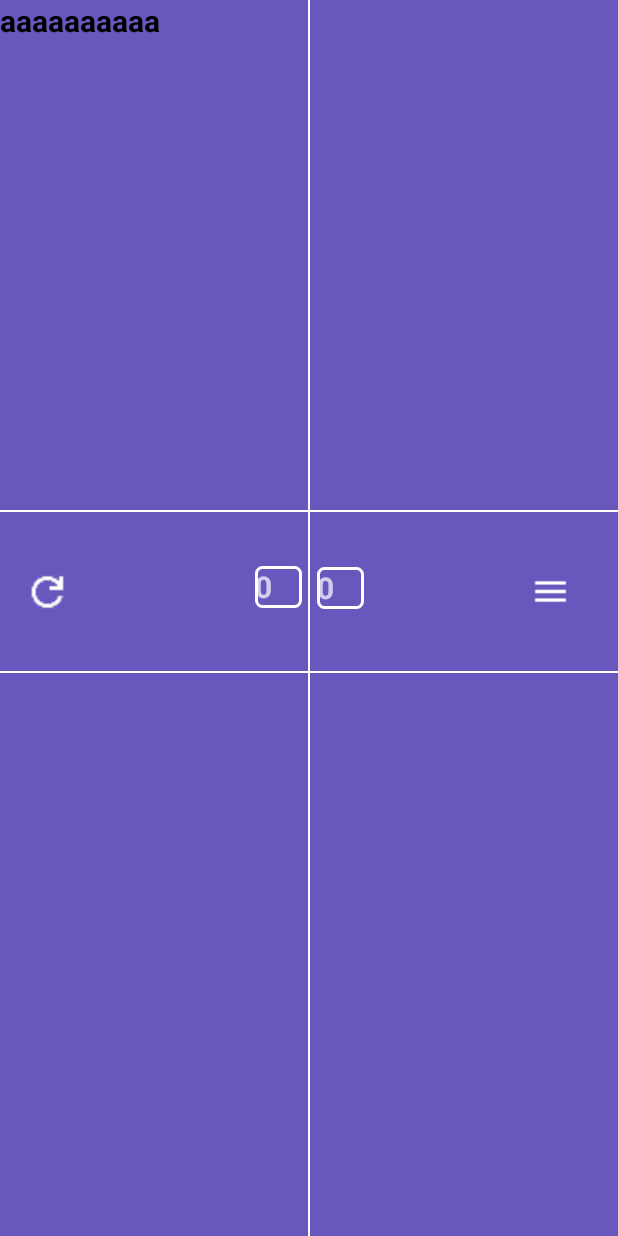
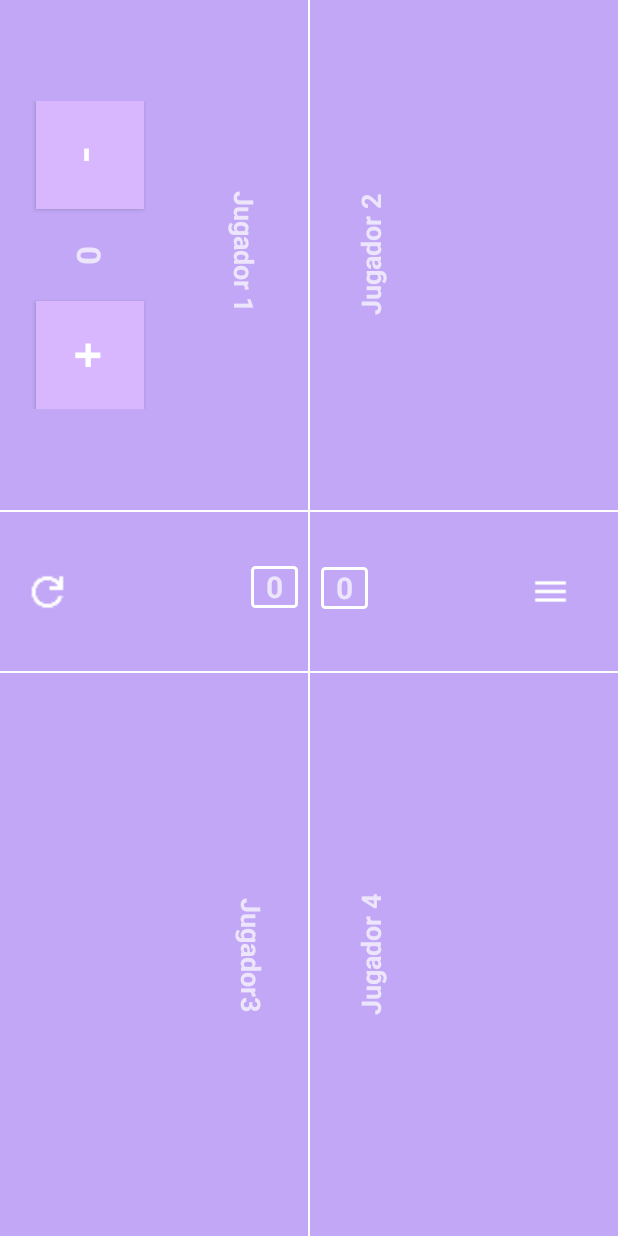
Before and after one commit to UnaiUrabayen/CartoPuntos, an Android app built with Jetpack Compose: the Activity_mus screen opened directly, with no data from a screen before it, on a phone screen of 412 x 824 dp. Run offline under Robolectric (Android 15) with nearby library versions, the phone set to English and light mode, and no system bars.

Commit message:
Haciendo view de juego

```diff
--- a/app/src/main/res/drawable/borde_blanco.xml
+++ b/app/src/main/res/drawable/borde_blanco.xml
@@ -3,5 +3,5 @@
     <stroke
         android:width="2dp"
         android:color="@android:color/white"/> <!-- Borde blanco -->
-    <corners android:radius="4dp"/> <!-- Esquinas redondeadas opcionales -->
+    <corners android:radius="2dp"/> <!-- Esquinas redondeadas opcionales -->
 </shape>
--- a/app/src/main/res/layout/view_activity_mus.xml
+++ b/app/src/main/res/layout/view_activity_mus.xml
@@ -14,34 +14,34 @@
         android:layout_width="match_parent"
         android:layout_height="1dp"
         android:layout_marginBottom="340dp"
-        android:background="@color/white"
+        android:background="@color/cp_light_text"
         app:layout_constraintBottom_toBottomOf="parent"
         app:layout_constraintEnd_toEndOf="parent"
         app:layout_constraintHorizontal_bias="0.497"
         app:layout_constraintStart_toStartOf="parent"
         app:layout_constraintTop_toBottomOf="@+id/reloadBTN" />
-    <!-- Línea Vertical Central -->
+
     <View
         android:id="@+id/barraVerticalCentral"
         android:layout_width="1dp"
         android:layout_height="0dp"
-        android:background="@color/white"
+        android:background="@color/cp_light_text"
         app:layout_constraintTop_toTopOf="parent"
         app:layout_constraintBottom_toBottomOf="parent"
         app:layout_constraintStart_toStartOf="parent"
         app:layout_constraintEnd_toEndOf="parent" />
 
-
     <TextView
         android:id="@+id/contadorPunto1"
         android:layout_width="31dp"
         android:layout_height="28dp"
-        android:layout_marginStart="10dp"
+        android:layout_marginStart="15dp"
         android:layout_marginEnd="116dp"
         android:background="@drawable/borde_blanco"
         android:text="@string/contadorPartidas"
         android:textSize="20sp"
         android:textStyle="bold"
+        android:textAlignment="center"
         app:layout_constraintBottom_toTopOf="@+id/view2"
         app:layout_constraintEnd_toStartOf="@+id/menuBTN"
         app:layout_constraintStart_toEndOf="@+id/barraVerticalCentral"
@@ -53,20 +53,21 @@
         android:layout_width="31dp"
         android:layout_height="28dp"
         android:layout_marginStart="128dp"
-        android:layout_marginEnd="10dp"
+        android:layout_marginEnd="15dp"
         android:background="@drawable/borde_blanco"
         android:text="@string/contadorPartidas"
         android:textSize="20sp"
         android:textStyle="bold"
+        android:textAlignment="center"
         app:layout_constraintBottom_toTopOf="@+id/view2"
         app:layout_constraintEnd_toStartOf="@+id/barraVerticalCentral"
         app:layout_constraintStart_toEndOf="@+id/reloadBTN"
         app:layout_constraintTop_toBottomOf="@+id/vie1"
         app:layout_constraintVertical_bias="0.521" />
+
     <ImageView
         android:id="@+id/menuBTN"
         android:layout_width="27dp"
-
         android:layout_height="35dp"
         android:layout_marginTop="4dp"
         android:layout_marginEnd="31dp"
@@ -82,7 +83,7 @@
         android:layout_width="match_parent"
         android:layout_height="1dp"
         android:layout_marginTop="340dp"
-        android:background="@color/white"
+        android:background="@color/cp_light_text"
         app:layout_constraintEnd_toEndOf="parent"
         app:layout_constraintStart_toStartOf="parent"
         app:layout_constraintTop_toTopOf="parent" />
@@ -100,64 +101,145 @@
         app:layout_constraintTop_toBottomOf="@+id/vie1"
         app:srcCompat="@mipmap/refresh" />
 
-    <!-- Cuadrante superior izquierdo -->
-    <androidx.constraintlayout.widget.ConstraintLayout
+
+    <LinearLayout
         android:id="@+id/cuadrante1"
         android:layout_width="0dp"
         android:layout_height="0dp"
-        android:layout_marginBottom="340dp"
-        app:layout_constraintTop_toTopOf="parent"
+        android:orientation="horizontal"
+        android:gravity="center"
         app:layout_constraintBottom_toTopOf="@+id/view2"
+        app:layout_constraintEnd_toStartOf="@+id/barraVerticalCentral"
         app:layout_constraintStart_toStartOf="parent"
-        app:layout_constraintEnd_toStartOf="@+id/barraVerticalCentral">
+        app:layout_constraintTop_toTopOf="parent">
+
+        <LinearLayout
+            android:layout_width="120dp"
+            android:layout_height="wrap_content"
+            android:gravity="center"
+            android:orientation="vertical">
+
+            <Button
+                android:id="@+id/btn_menos"
+                android:layout_width="72dp"
+                android:layout_height="72dp"
+                android:layout_marginBottom="16dp"
+                android:rotation="90"
+                android:background="@color/cp_light_button"
+                android:text="@string/menos"
+                android:textSize="32sp" />
+
+            <TextView
+                android:id="@+id/tv_puntosJuj1"
+                android:layout_width="wrap_content"
+                android:layout_height="wrap_content"
+                android:gravity="center"
+                android:text="@string/puntosJug1"
+                android:rotation="90"
+                android:textSize="22sp"
+                android:textStyle="bold" />
+
+            <Button
+                android:id="@+id/btn_mas"
+                android:layout_width="72dp"
+                android:layout_height="72dp"
+                android:layout_marginTop="16dp"
+                android:background="@color/cp_light_button"
+                android:text="@string/mas"
+                android:rotation="90"
+                android:textSize="32sp" />
+        </LinearLayout>
+
+        <TextView
+            android:id="@+id/tv_jugador1"
+            android:layout_width="wrap_content"
+            android:layout_height="wrap_content"
+            android:layout_weight="1"
+            android:textSize="18sp"
+            android:textStyle="bold"
+            android:rotation="90"
+            android:text="@string/jugador__1"
+            />
 
 
-    </androidx.constraintlayout.widget.ConstraintLayout>
 
-    <!-- Cuadrante superior derecho -->
-    <androidx.constraintlayout.widget.ConstraintLayout
+    </LinearLayout>
+
+
+
+
+
+
+
+
+
+    <LinearLayout
         android:id="@+id/cuadrante2"
         android:layout_width="0dp"
         android:layout_height="0dp"
-        android:layout_marginBottom="340dp"
+        android:orientation="vertical"
+        android:gravity="start|center_vertical"
         app:layout_constraintTop_toTopOf="parent"
         app:layout_constraintBottom_toTopOf="@+id/view2"
         app:layout_constraintStart_toEndOf="@+id/barraVerticalCentral"
-        app:layout_constraintEnd_toEndOf="parent" />
+        app:layout_constraintEnd_toEndOf="parent">
+
+        <TextView
+            android:id="@+id/tv_jugador2"
+            android:layout_width="wrap_content"
+            android:layout_height="wrap_content"
+            android:text="@string/jugador_2"
+            android:rotation="270"
+            android:textSize="18sp"
+            android:textStyle="bold" />
+    </LinearLayout>
 
     <!-- Cuadrante inferior izquierdo -->
-    <androidx.constraintlayout.widget.ConstraintLayout
+
+    <!-- Cuadrante inferior derecho -->
+    <LinearLayout
         android:id="@+id/cuadrante3"
         android:layout_width="0dp"
         android:layout_height="0dp"
-        android:layout_marginTop="344dp"
+        android:gravity="end|center_vertical"
+        android:orientation="vertical"
+        app:layout_constraintBottom_toBottomOf="parent"
+        app:layout_constraintEnd_toStartOf="@+id/barraVerticalCentral"
+        app:layout_constraintHorizontal_bias="1.0"
+        app:layout_constraintStart_toStartOf="parent"
         app:layout_constraintTop_toBottomOf="@+id/vie1"
-        app:layout_constraintBottom_toBottomOf="parent"
-        app:layout_constraintStart_toStartOf="parent"
-        app:layout_constraintEnd_toStartOf="@+id/barraVerticalCentral" />
+        app:layout_constraintVertical_bias="1.0">
 
-    <!-- Cuadrante inferior derecho -->
-    <androidx.constraintlayout.widget.ConstraintLayout
+        <TextView
+            android:id="@+id/tv_jugador3"
+            android:layout_width="wrap_content"
+            android:layout_height="wrap_content"
+            android:rotation="90"
+            android:text="@string/jugador3"
+            android:textSize="18sp"
+            android:textStyle="bold" />
+    </LinearLayout>
+
+    <LinearLayout
         android:id="@+id/cuadrante4"
         android:layout_width="0dp"
         android:layout_height="0dp"
-        android:layout_marginTop="344dp"
+        android:orientation="vertical"
+        android:gravity="start|center_vertical"
         app:layout_constraintTop_toBottomOf="@+id/vie1"
         app:layout_constraintBottom_toBottomOf="parent"
         app:layout_constraintStart_toEndOf="@+id/barraVerticalCentral"
-        app:layout_constraintEnd_toEndOf="parent" />
+        app:layout_constraintEnd_toEndOf="parent">
 
-    <TextView
-        android:id="@+id/nomJugador1"
-        android:layout_width="200dp"
-        android:layout_height="28dp"
-        android:text="aaaaaaaaaa"
-        android:textColor="@color/black"
-        android:textSize="20sp"
-        android:textStyle="bold"
-
-        tools:layout_editor_absoluteX="23dp"
-        tools:layout_editor_absoluteY="28dp" />
+        <TextView
+            android:id="@+id/tv_jugador4"
+            android:layout_width="wrap_content"
+            android:layout_height="wrap_content"
+            android:text="@string/jugador_4"
+            android:rotation="270"
+            android:textSize="18sp"
+            android:textStyle="bold" />
+    </LinearLayout>
 
 
 </androidx.constraintlayout.widget.ConstraintLayout>
--- a/app/src/main/res/layout/view_activity_usuario.xml
+++ b/app/src/main/res/layout/view_activity_usuario.xml
@@ -17,7 +17,7 @@
         android:layout_width="match_parent"
         android:layout_height="1dp"
         android:layout_marginBottom="444dp"
-        android:background="@color/white"
+        android:background="@color/cp_light_text"
         app:layout_constraintBottom_toBottomOf="parent"
         app:layout_constraintEnd_toEndOf="parent"
         app:layout_constraintHorizontal_bias="0.0"
@@ -32,7 +32,7 @@
         android:layout_marginEnd="100dp"
         android:text="@string/usuario"
         android:textAlignment="center"
-        android:textColor="@color/white"
+        android:textColor="@color/cp_light_text"
         android:textSize="25sp"
         android:textStyle="bold"
         app:layout_constraintEnd_toEndOf="parent"
@@ -47,7 +47,7 @@
         android:layout_marginStart="96dp"
         android:layout_marginTop="15dp"
         android:layout_marginEnd="115dp"
-        android:background="@color/white"
+        android:background="@color/cp_light_text"
         app:layout_constraintEnd_toEndOf="parent"
         app:layout_constraintStart_toStartOf="parent"
         app:layout_constraintTop_toBottomOf="@+id/tv_nombreUsuario" />
--- a/app/src/main/res/layout/view_iniciar_sesion.xml
+++ b/app/src/main/res/layout/view_iniciar_sesion.xml
@@ -37,7 +37,7 @@
         android:layout_marginStart="70dp"
         android:layout_marginTop="16dp"
         android:layout_marginEnd="90dp"
-        android:background="@color/white"
+        android:background="@color/cp_light_text"
         app:layout_constraintEnd_toEndOf="parent"
         app:layout_constraintHorizontal_bias="0.903"
         app:layout_constraintStart_toStartOf="parent"
@@ -90,7 +90,7 @@
         android:layout_marginEnd="98dp"
         android:layout_marginBottom="27dp"
         android:text="@string/mantener_sesi_n_iniciada"
-        android:textColor="@color/white"
+        android:textColor="@color/cp_light_text"
         app:layout_constraintBottom_toTopOf="@+id/btn_crearCuenta"
         app:layout_constraintEnd_toEndOf="parent"
         app:layout_constraintStart_toEndOf="@+id/bch_mantnersesion"
@@ -104,7 +104,7 @@
         android:layout_marginStart="77dp"
         android:layout_marginTop="8dp"
         android:layout_marginBottom="8dp"
-        android:buttonTint="@color/white"
+        android:buttonTint="@color/cp_light_text"
         android:checked="false"
         android:text=""
         app:layout_constraintBottom_toTopOf="@+id/btn_crearCuenta"
@@ -138,7 +138,7 @@
         android:singleLine="true"
         android:text="@string/no_tienes_cuenta_crear_cuenta"
         android:textAppearance="?android:attr/textAppearanceMedium"
-        android:textColor="@color/white"
+        android:textColor="@color/cp_light_text"
         android:textIsSelectable="false"
         android:textSize="15sp"
         android:textStyle="bold"
--- a/app/src/main/res/values/colors.xml
+++ b/app/src/main/res/values/colors.xml
@@ -1,30 +1,29 @@
-<?xml version="1.0" encoding="utf-8"?>
 <resources>
     <!-- Colores por defecto de Android Studio -->
-    <color name="purple_200">#FFBB86FC</color>
-    <color name="purple_500">#FF6200EE</color>
-    <color name="purple_700">#FF3700B3</color>
-    <color name="teal_200">#FF03DAC5</color>
-    <color name="teal_700">#FF018786</color>
+    <color name="purple_200">#E2BBF0</color> <!-- Morado pastel suave -->
+    <color name="purple_500">#D0A4F7</color> <!-- Morado pastel claro -->
+    <color name="purple_700">#B58BF0</color> <!-- Morado pastel más intenso -->
+    <color name="teal_200">#A2E4D7</color>   <!-- Verde menta pastel -->
+    <color name="teal_700">#7DD0C2</color>   <!-- Verde menta oscuro pastel -->
     <color name="black">#FF000000</color>
     <color name="white">#FFFFFFFF</color>
 
     <!-- ======================= -->
     <!--      Modo Claro         -->
     <!-- ======================= -->
-    <color name="cp_light_primary">#6A57BD</color> <!-- Fondo / elementos principales -->
-    <color name="cp_light_button">#AB51FF</color>  <!-- Botones -->
-    <color name="cp_light_text">#FFFFFF</color>    <!-- Texto -->
+    <color name="cp_light_primary">#C1A7F6</color> <!-- Fondo suave morado pastel -->
+    <color name="cp_light_button">#D9B7FF</color>  <!-- Botón lila suave -->
+    <color name="cp_light_text">#FFFFFF</color>    <!-- Texto blanco -->
 
     <!-- ======================= -->
     <!--      Modo Oscuro        -->
     <!-- ======================= -->
-    <color name="cp_dark_primary">#5D4970</color>
-    <color name="cp_dark_button">#7D46B0</color>
-    <color name="cp_dark_text">#000000</color>
+    <color name="cp_dark_primary">#B29DD6</color>  <!-- Fondo suave morado oscuro pastel -->
+    <color name="cp_dark_button">#D0A1FF</color>   <!-- Botón morado oscuro pastel -->
+    <color name="cp_dark_text">#FFFFFF</color>     <!-- Texto blanco para mejor legibilidad -->
 
     <!-- ======================= -->
-    <!-- Color gris añadido -->
+    <!-- Color gris pastel -->
     <!-- ======================= -->
-    <color name="gray">#808080</color>  <!-- Gris -->
+    <color name="gray">#D1D1D1</color>  <!-- Gris pastel suave -->
 </resources>
--- a/app/src/main/res/values/strings.xml
+++ b/app/src/main/res/values/strings.xml
@@ -32,4 +32,11 @@
     <string name="logo_de_la_app_carto_puntos">Logo de la app Carto Puntos</string>
     <string name="jugador_1">Jugador 1</string>
     <string name="puntosJugador1">0</string>
+    <string name="jugador1">Jugador1</string>
+    <string name="jugador_2">Jugador 2</string>
+    <string name="jugador3">Jugador3</string>
+    <string name="jugador__1">Jugador 1</string>
+    <string name="jugador_4">Jugador 4</string>
+    <string name="puntosJug1">0</string>
+    <string name="menos">-</string>
 </resources>
```
